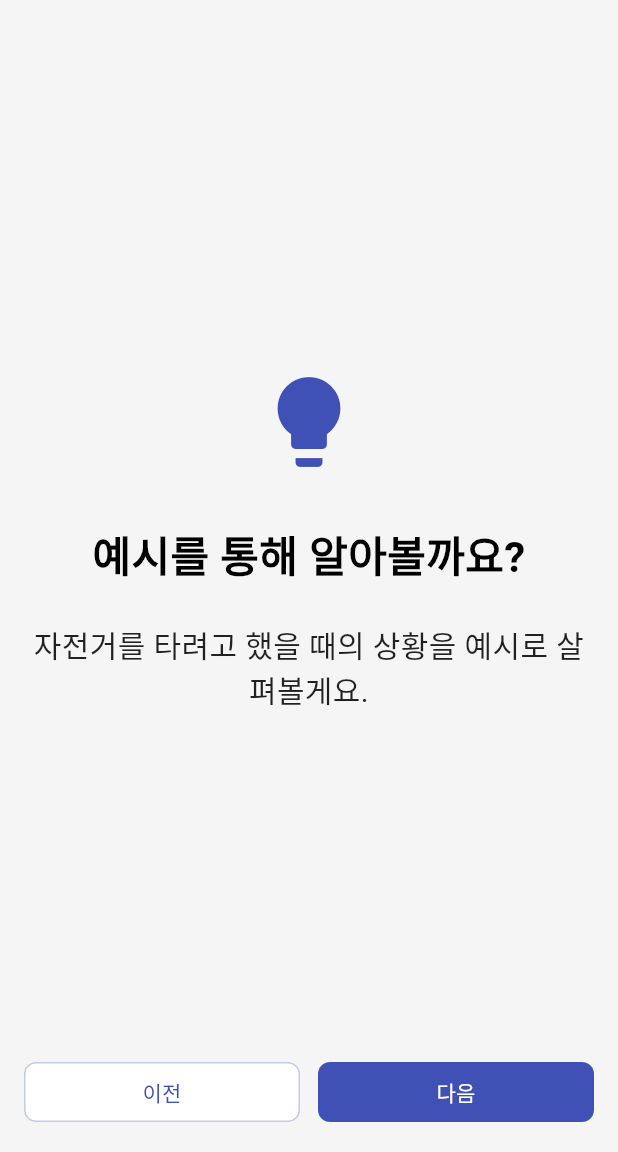
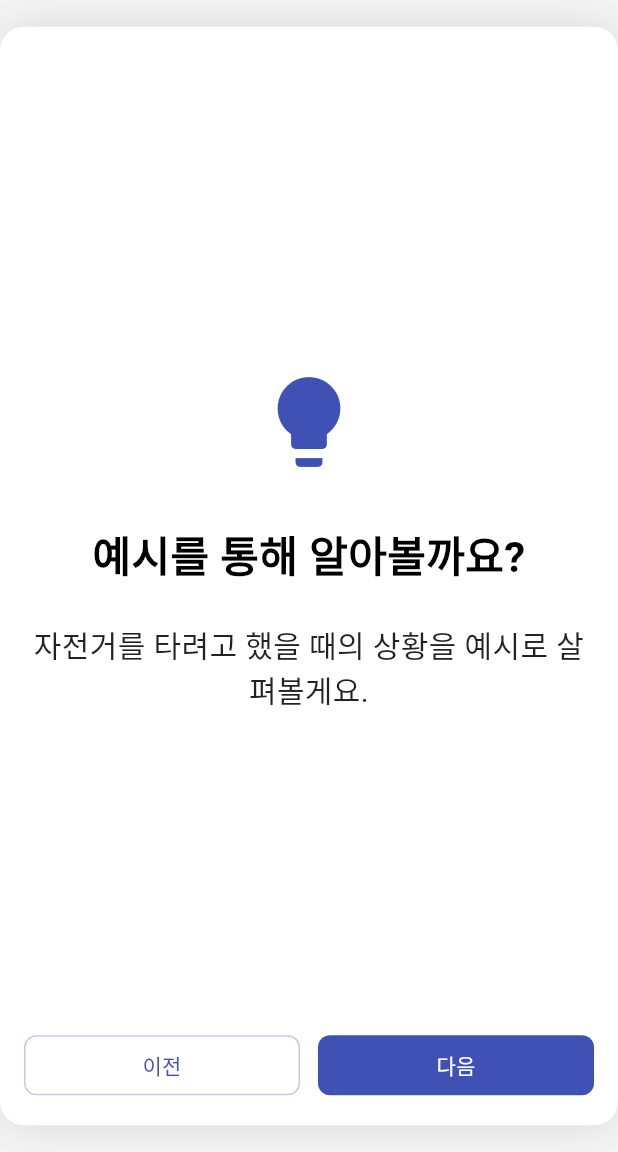
Before and after one commit to mindriumapp-sketch/chi_exp, a Flutter app: the AbcGuideScreen screen opened by its route, after a tap on "튜토리얼", on a phone screen of 412 x 824 dp, the part 84-1236 px from its top. Run offline on Flutter 3.47's test engine with Material 3 defaults, Android fonts, the phone set to English and light mode, and no system bars; our stand-ins replace cloud_firestore, firebase_auth, firebase_core, flutter_local_notifications, flutter_map, geocoding and 6 more; missing offline and left inert: geofence_service; accounts and stored records are empty.

Commit message:
“viewprot_updated”

```diff
--- a/lib/features/2nd_treatment/abc_guide_screen.dart
+++ b/lib/features/2nd_treatment/abc_guide_screen.dart
@@ -5,6 +5,7 @@ import 'package:firebase_auth/firebase_auth.dart';
 import 'package:cloud_firestore/cloud_firestore.dart';
 import 'package:gad_app_team/features/2nd_treatment/abc_input_screen_chip.dart';
 import 'package:gad_app_team/features/2nd_treatment/abc_input_screen_text.dart';
+import 'package:gad_app_team/widgets/aspect_viewport.dart';
 
 class AbcGuideScreen extends StatefulWidget {
   const AbcGuideScreen({super.key});
@@ -18,7 +19,10 @@ class _AbcGuideScreenState extends State<AbcGuideScreen> {
   Widget build(BuildContext context) {
     return Scaffold(
       backgroundColor: Colors.grey.shade100,
-      body: Padding(
+      body: AspectViewport(
+        aspect: 9 / 16,
+        background: AppColors.grey100,
+        child: Padding(
         padding: const EdgeInsets.all(AppSizes.padding),
         child: Column(
           mainAxisAlignment: MainAxisAlignment.center,
@@ -139,7 +143,7 @@ class _AbcGuideScreenState extends State<AbcGuideScreen> {
             ),
           ],
         ),
-      ),
+      ),)
     );
   }
 }
--- a/lib/features/2nd_treatment/week2_screen.dart
+++ b/lib/features/2nd_treatment/week2_screen.dart
@@ -3,6 +3,7 @@ import 'package:gad_app_team/common/constants.dart';
 import 'package:gad_app_team/features/2nd_treatment/abc_activate_screen.dart';
 import 'package:gad_app_team/widgets/custom_appbar.dart';
 import 'package:gad_app_team/widgets/navigation_button.dart';
+import 'package:gad_app_team/widgets/aspect_viewport.dart';
 
 class Week2Screen extends StatefulWidget {
   const Week2Screen({super.key});
@@ -17,7 +18,10 @@ class _Week2ScreenState extends State<Week2Screen> {
     return Scaffold(
       backgroundColor: Colors.grey.shade100,
       appBar: CustomAppBar(title: '일기 쓰기 (튜토리얼)'),
-      body: Padding(
+      body: AspectViewport(
+        aspect: 9 / 16,
+        background: Colors.grey.shade100,
+        child:Padding(
         padding: const EdgeInsets.all(AppSizes.padding),
         child: Column(
           mainAxisAlignment: MainAxisAlignment.center,
@@ -57,7 +61,7 @@ class _Week2ScreenState extends State<Week2Screen> {
             ),
           ],
         ),
-      ),
+      ),)
     );
   }
 }
--- /dev/null
+++ b/lib/widgets/aspect_viewport.dart
@@ -0,0 +1,55 @@
+import 'package:flutter/material.dart';
+/// 재사용 가능한 고정 화면비 뷰포트
+class AspectViewport extends StatelessWidget {
+  const AspectViewport({
+    super.key,
+    required this.child,
+    this.aspect = 9 / 16,      // 인스타그램/모바일 비율
+    this.maxHeight,            // 필요하면 최대 높이 제한
+    this.background = Colors.white,
+    this.radius = 16,
+    this.showShadow = true,
+  });
+
+  final Widget child;
+  final double aspect;
+  final double? maxHeight;
+  final Color background;
+  final double radius;
+  final bool showShadow;
+
+  @override
+  Widget build(BuildContext context) {
+    return LayoutBuilder(
+      builder: (context, c) {
+        final w = c.maxWidth;
+        final h = c.maxHeight;
+        final double usableH = maxHeight == null ? h : h.clamp(0.0, maxHeight!).toDouble();
+        double targetW = w;
+        double targetH = targetW / aspect;
+        if (targetH > usableH) {
+          targetH = usableH;
+          targetW = targetH * aspect;
+        }
+
+        return Container(
+          color: background, // 바깥 거터
+          alignment: Alignment.center,
+          child: Container(
+            width: targetW,
+            height: targetH,
+            decoration: BoxDecoration(
+              color: Colors.white,
+              borderRadius: BorderRadius.circular(radius),
+              boxShadow: showShadow
+                  ? [BoxShadow(blurRadius: 24, color: Colors.black12)]
+                  : null,
+            ),
+            clipBehavior: Clip.antiAlias,
+            child: child, // 실제 화면
+          ),
+        );
+      },
+    );
+  }
+}
```
Also changed, not shown: lib/features/2nd_treatment/abc_activate_screen.dart (+6 -2 lines), lib/features/2nd_treatment/abc_belief_screen.dart (+6 -2 lines), lib/features/2nd_treatment/abc_consequence_screen.dart (+6 -2 lines), lib/features/2nd_treatment/abc_input_screen_chip.dart (+6 -2 lines), lib/features/2nd_treatment/abc_input_screen_text.dart (+6 -2 lines), lib/features/2nd_treatment/abc_real_start_screen.dart (+6 -2 lines), lib/features/auth/login_screen.dart (+9 -6 lines), lib/features/auth/signup_screen.dart (+10 -5 lines), lib/features/auth/terms_screen.dart (+6 -1 lines), lib/features/menu/diary/diary_directory_screen.dart (+6 -2 lines), lib/navigation/screen/home_screen.dart (+6 -1 lines), lib/navigation/screen/myinfo_screen.dart (+6 -2 lines), 4 other files.
